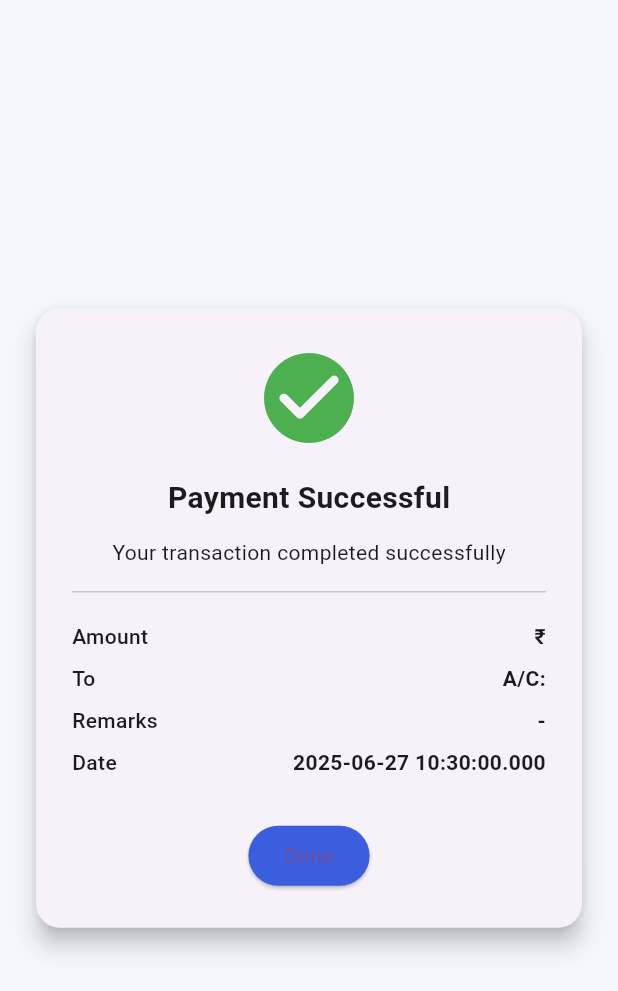
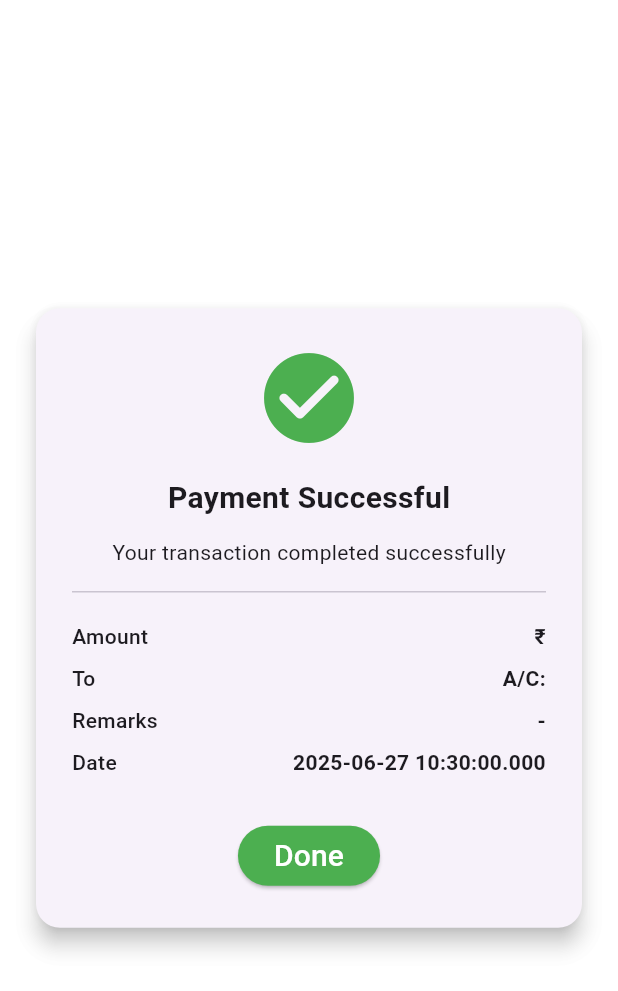
Before and after one commit to manya7s/canbank, a Flutter app: the TransactionSuccessPage screen opened directly with empty values, on a phone screen of 412 x 824 dp. Shown: the top 991 px of the screen. Run offline on Flutter 3.47's test engine with Material 3 defaults, Android fonts, the phone set to English and light mode, and no system bars.

Commit message:
Update transaction_success_page.dart

```diff
--- a/lib/screens/transaction_success_page.dart
+++ b/lib/screens/transaction_success_page.dart
@@ -17,7 +17,7 @@ class TransactionSuccessPage extends StatelessWidget {
     final currentTime = DateTime.now();
 
     return Scaffold(
-      backgroundColor: Color(0xFFF3F6FD),
+      backgroundColor: Colors.white54,
       body: Center(
         child: Card(
           shape: RoundedRectangleBorder(borderRadius: BorderRadius.circular(16)),
@@ -43,8 +43,9 @@ class TransactionSuccessPage extends StatelessWidget {
                   onPressed: () {
                     Navigator.popUntil(context, (route) => route.isFirst);
                   },
-                  style: ElevatedButton.styleFrom(backgroundColor: Color(0xFF3B5EDF)),
-                  child: Text("Done"),
+                  style: ElevatedButton.styleFrom(backgroundColor: Colors.green),
+                  child: Text("Done",
+                  style: TextStyle(fontSize: 20, color: Colors.white),),
                 ),
               ],
             ),
```
